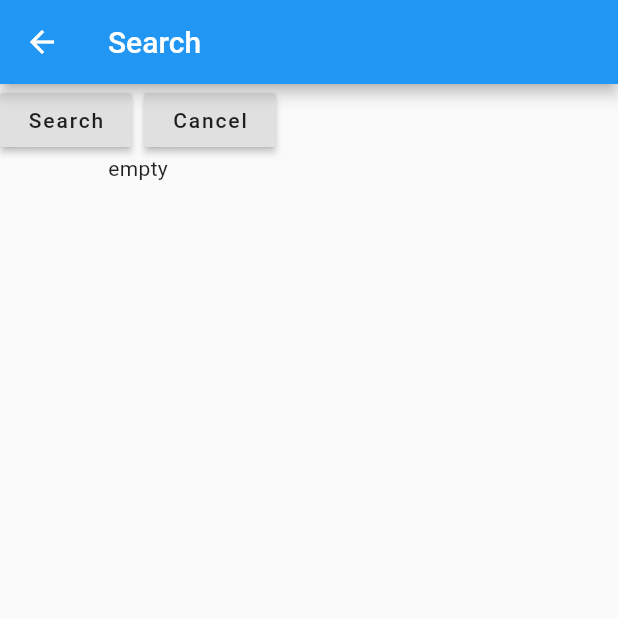
After one commit to oreshkanet/skill_branch_flutter, a Flutter app: the SearchScreen screen opened directly, on a phone screen of 412 x 824 dp, the top half of it. The commit adds this screen. Run offline on Flutter 3.47's test engine with Material 2 defaults, Android fonts, the phone set to English and light mode, and no system bars; our stand-ins replace cached_network_image, connectivity, equatable, flutter_bloc, gallery_saver; generated files the repository leaves out were written again; network calls fail.

Commit message:
Search screen with Bloc

```diff
--- /dev/null
+++ b/lib/bloc/bloc.dart
@@ -0,0 +1,2 @@
+export './search_state.dart';
+export './search_event.dart';
--- /dev/null
+++ b/lib/bloc/search_event.dart
@@ -0,0 +1,16 @@
+import 'package:equatable/equatable.dart';
+
+abstract class SearchEvent extends Equatable {
+  @override
+  List<Object> get props => [];
+}
+
+class SearchStartEvent extends SearchEvent {
+  final String keyword;
+
+  SearchStartEvent({this.keyword});
+}
+
+class SearchLoadEvent extends SearchEvent {}
+
+class SearchCancelEvent extends SearchEvent {}
--- /dev/null
+++ b/lib/bloc/search_state.dart
@@ -0,0 +1,24 @@
+import 'package:FlutterGalleryApp/models/models.dart';
+import 'package:flutter/cupertino.dart';
+
+abstract class SearchState {}
+
+class SearchEmptyState extends SearchState {}
+
+class SearchLoadingState extends SearchState {}
+
+class SearchLoadedState extends SearchState {
+  final String keyword;
+  List<Photo> photoList;
+  int currPage;
+  int maxPage;
+
+  SearchLoadedState({
+    @required this.keyword,
+    @required this.photoList,
+    this.currPage,
+    this.maxPage,
+  }) : assert(photoList != null);
+}
+
+class SearchErrorState extends SearchState {}
--- a/lib/screens/home.dart
+++ b/lib/screens/home.dart
@@ -3,6 +3,7 @@ import 'dart:async';
 import 'package:FlutterGalleryApp/res/bottom_nav_icons_icons.dart';
 import 'package:FlutterGalleryApp/res/res.dart';
 import 'package:FlutterGalleryApp/screens/feed_screen.dart';
+import 'package:FlutterGalleryApp/screens/search_screen.dart';
 import 'package:connectivity/connectivity.dart';
 import 'package:flutter/cupertino.dart';
 import 'package:flutter/material.dart';
@@ -23,7 +24,7 @@ class _HomeState extends State<Home> {
   int currentTab = 0;
   List<Widget> padges = [
     Feed(),
-    Container(),
+    SearchScreen(),
     Container(),
   ];
 
--- /dev/null
+++ b/lib/screens/search_screen.dart
@@ -0,0 +1,175 @@
+import 'package:FlutterGalleryApp/bloc/bloc.dart';
+import 'package:FlutterGalleryApp/bloc/search_bloc.dart';
+import 'package:FlutterGalleryApp/bloc/search_event.dart';
+import 'package:FlutterGalleryApp/color_converter.dart';
+import 'package:FlutterGalleryApp/models/models.dart';
+import 'package:FlutterGalleryApp/screens/photo_screen.dart';
+import 'package:FlutterGalleryApp/services/unsplash_repository.dart';
+import 'package:flutter/cupertino.dart';
+import 'package:flutter/material.dart';
+import 'package:flutter_bloc/flutter_bloc.dart';
+import 'package:FlutterGalleryApp/widgets/widgets.dart' as widgets;
+
+class SearchScreen extends StatelessWidget {
+  final _repository = UnsplashRepository();
+
+  @override
+  Widget build(BuildContext context) {
+    return Scaffold(
+      appBar: AppBar(
+        title: Text("Search"),
+      ),
+      body: BlocProvider(
+        create: (context) => SearchBloc(repository: _repository),
+        child: _SearchPhotoList(),
+      ),
+    );
+  }
+}
+
+class _SearchPhotoList extends StatefulWidget {
+  _SearchPhotoList({Key key}) : super(key: key);
+
+  @override
+  _SearchPhotoListState createState() => _SearchPhotoListState();
+}
+
+class _SearchPhotoListState extends State<_SearchPhotoList> {
+  final _scrollController = ScrollController();
+
+  SearchBloc _searchBloc;
+
+  @override
+  void initState() {
+    super.initState();
+
+    _searchBloc = BlocProvider.of<SearchBloc>(context);
+    _scrollController.addListener(() {
+      if (_scrollController.position.pixels >=
+          _scrollController.position.maxScrollExtent * 0.8) {
+        _searchBloc.add(SearchLoadEvent());
+      }
+    });
+  }
+
+  @override
+  Widget build(BuildContext context) {
+    return BlocBuilder<SearchBloc, SearchState>(
+      builder: (context, state) {
+        if (state is SearchEmptyState) {
+          return Column(
+            children: [
+              SearchButtons(),
+              Text("empty"),
+            ],
+          );
+        } else if (state is SearchErrorState) {
+          return Text("error");
+        } else if (state is SearchLoadedState) {
+          return _buildListView(context, state);
+        } else if (state is SearchLoadingState) {
+          return CircularProgressIndicator();
+        } else {
+          return Text("unknown");
+        }
+      },
+    );
+  }
+
+  Widget _buildListView(BuildContext context, SearchLoadedState state) {
+    return Container(
+      width: MediaQuery.of(context).size.width,
+      child: ListView.separated(
+        separatorBuilder: (context, index) {
+          return Divider(
+            height: 1.0,
+            thickness: 1.0,
+            indent: 1.0,
+          );
+        },
+        itemBuilder: (BuildContext context, int index) {
+          return index >= state.photoList.length
+              ? _buildBottomLoader()
+              : _buildItem(state.photoList[index]);
+        },
+        controller: _scrollController,
+        itemCount: (state.currPage == state.maxPage)
+            ? state.photoList.length
+            : state.photoList.length + 1,
+      ),
+    );
+  }
+
+  Widget _buildBottomLoader() {
+    return Center(
+      child: CircularProgressIndicator(),
+    );
+  }
+
+  Widget _buildItem(Photo photoItem) {
+    final heroTag = 'feedItem_${photoItem.id}';
+
+    return Column(
+      crossAxisAlignment: CrossAxisAlignment.start,
+      children: <Widget>[
+        const SizedBox(height: 6),
+        GestureDetector(
+          onTap: () {
+            Navigator.pushNamed(
+              context,
+              '/fullScreenImage',
+              arguments: FullScreenImageArguments(
+                routeSettings: RouteSettings(
+                  arguments: 'Photo',
+                ),
+                heroTag: heroTag,
+                photoItem: photoItem,
+              ),
+            );
+          },
+          child: Hero(
+              tag: heroTag,
+              child: widgets.Photo(
+                photoLink: photoItem.urls.regular,
+                placeholderColor: ColorConverter.decode(photoItem.color),
+              )),
+        ),
+        const SizedBox(height: 8),
+      ],
+    );
+  }
+
+  @override
+  void dispose() {
+    _scrollController.dispose();
+    super.dispose();
+  }
+}
+
+class SearchButtons extends StatelessWidget {
+  SearchButtons({Key key}) : super(key: key);
+
+  @override
+  Widget build(BuildContext context) {
+    final SearchBloc searchBloc = BlocProvider.of<SearchBloc>(context);
+
+    return Row(
+      mainAxisSize: MainAxisSize.min,
+      children: <Widget>[
+        RaisedButton(
+          child: Text('Search'),
+          onPressed: () {
+            searchBloc.add(SearchStartEvent(keyword: 'AI'));
+          },
+        ),
+        SizedBox(width: 8.0),
+        RaisedButton(
+          child: Text('Cancel'),
+          onPressed: () {
+            SearchCancelEvent();
+          },
+        ),
+      ],
+    );
+  }
+}
--- a/pubspec.yaml
+++ b/pubspec.yaml
@@ -10,6 +10,10 @@ environment:
 dependencies:
   flutter:
     sdk: flutter
+
+  flutter_bloc: ^6.0.1
+
+  equatable: ^1.2.6
 
   webview_flutter: ^0.3.22+1
   dio: ^3.0.9
```
Also changed, not shown: lib/bloc/search_bloc.dart (added, +59 -0 lines), pubspec.lock.
